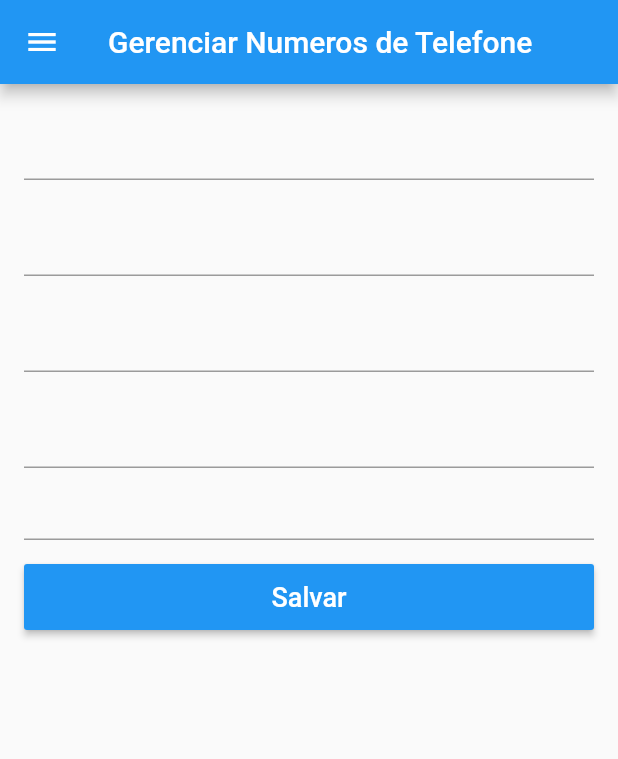
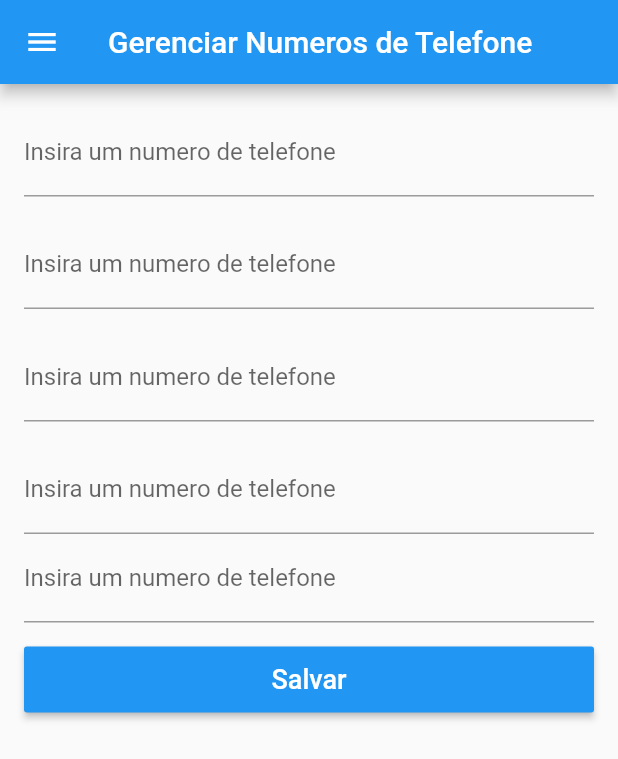
Before and after one commit to Vinicius-d/Flutter, a Flutter app: the CellNumber screen opened directly, after a tap on "Salvar", on a phone screen of 412 x 824 dp. Shown: the top 759 px of the screen. Run offline on Flutter 3.47's test engine with Material 2 defaults, Android fonts, the phone set to English and light mode, and no system bars; our stand-ins replace cloud_firestore, firebase_auth, gradient_app_bar, shared_preferences, sqflite; missing offline and left inert: animator, flutter_sms; accounts and stored records are empty.

Commit message:
correcoes num sos colocando label e validacoes

```diff
--- a/helpme_app/lib/Screens/cellnumber_srceen.dart
+++ b/helpme_app/lib/Screens/cellnumber_srceen.dart
@@ -5,8 +5,12 @@ import 'package:helpme_app/Models/user_model.dart';
 import 'package:helpme_app/Widgets/CustomDrawer.dart';
 import 'package:scoped_model/scoped_model.dart';
 
+import 'home_screen.dart';
+
 class CellNumber extends StatefulWidget {
+
   @override
+
   _CellNumberState createState() => _CellNumberState();
 
 
@@ -22,14 +26,17 @@ class _CellNumberState extends State<CellNumber> {
   final _numberFiveController = TextEditingController();
   FirebaseAuth _auth = FirebaseAuth.instance;
   FirebaseUser firebaseUser;
-
+  String queryN1="";
   Map<String, dynamic> userData = Map();
 
   @override
   Widget build(BuildContext context) {
     final _pageController = PageController();
 
+
+
     return Scaffold(
+
         key: _scaffoldKey,
         appBar: AppBar(
           title: Text("Gerenciar Numeros de Telefone"),
@@ -37,48 +44,57 @@ class _CellNumberState extends State<CellNumber> {
         ),
         drawer: CustomDrawer(_pageController),
         body:
+
         ScopedModelDescendant<UserModel>(builder: (context, child, model) {
           if (model.isLoading)
             return Center(
 
               child: CircularProgressIndicator(),
             );
+
           return Form(
 
             key: _formkey,
+
             child: ListView(
+
 
               padding: EdgeInsets.all(16.0),
               children: <Widget>[
 
-                TextFormField(
 
+
+                TextFormField (
                   controller: _numberOneController,
-                  decoration: InputDecoration(hintText:"${!model.isLoggedIn() ? "": model.userData["numberOne"]}"),
+
+                  //decoration: InputDecoration(hintText:"$queryN1"),
+
+                  decoration: InputDecoration(hintText:"${!model.isLoggedIn() ? "": model.userData["numberOne"]}",labelText: "Insira um numero de telefone"),
 
                 ),
                 SizedBox(height: 16.0),
                 TextFormField(
                   controller: _numberTwoController,
-                  decoration: InputDecoration(hintText: "${!model.isLoggedIn() ? "": model.userData["numberTwo"]}"),
+                  decoration: InputDecoration(hintText: "${!model.isLoggedIn() ? "": model.userData["numberTwo"]}",labelText: "Insira um numero de telefone"),
 
                 ),
                 SizedBox(height: 16.0),
                 TextFormField(
                   controller: _numberThreeController,
-                  decoration: InputDecoration(hintText: "${!model.isLoggedIn() ? "": model.userData["numberThree"]}"),
+                  decoration: InputDecoration(hintText: "${!model.isLoggedIn() ? "": model.userData["numberThree"]}",labelText: "Insira um numero de telefone"),
 
                 ),
                 SizedBox(height: 16.0),
                 TextFormField(
                   controller: _numberFourController,
-                  decoration: InputDecoration(hintText: "${!model.isLoggedIn() ? "": model.userData["numberFour"]}"),
+                  decoration: InputDecoration(hintText: "${!model.isLoggedIn() ? "": model.userData["numberFour"]}",labelText: "Insira um numero de telefone"),
 
 
                 ),
-                TextFormField(
-                  controller: _numberFiveController,
-                  decoration: InputDecoration(hintText: "${!model.isLoggedIn() ? "": model.userData["numberFive"]}"),
+
+                 TextFormField(
+                  controller:  _numberFiveController,
+                  decoration: InputDecoration(hintText: "${!model.isLoggedIn() ? "": model.userData["numberFive"]}",labelText: "Insira um numero de telefone"),
 
                 ),
 
@@ -97,6 +113,10 @@ class _CellNumberState extends State<CellNumber> {
                         .of(context)
                         .primaryColor,
                     onPressed: () {
+                      int cont =0;
+                      setState(() {
+                        cont++;
+                      });
 
                       Map<String, dynamic> userData = {
 
@@ -117,11 +137,7 @@ class _CellNumberState extends State<CellNumber> {
                           numberFive: _numberFiveController.text,
                           onSuccess: _onSuccess,
                           onFail: _onFail);
-                      //model.signUp(
-                      //   userData: userData,
-                      // pass: _passController.text,
-                      //onSuccess: _onSuccess,
-                      //onFail: _onFail);
+
 
                     },
                   ),
@@ -134,14 +150,21 @@ class _CellNumberState extends State<CellNumber> {
   }
 
   void _onSuccess() {
+
     _scaffoldKey.currentState.showSnackBar(
-        SnackBar(content: Text("Numero cadastrado com sucesso"),
-          backgroundColor: Theme
-              .of(context)
-              .primaryColor,
+        SnackBar(content: Text("Numero(s) Adicionado(s) com Sucesso!"),
+          backgroundColor: Colors.green,
           duration: Duration(seconds: 2),
         )
     );
+    Future.delayed(Duration(seconds: 2)).then((_){
+
+      Navigator.push(
+          context,
+          MaterialPageRoute(builder: (context) => HomePage()));
+
+    });
+
   }
     void _onFail() {
       _scaffoldKey.currentState.showSnackBar(
--- a/helpme_app/lib/Screens/singup_screen.dart
+++ b/helpme_app/lib/Screens/singup_screen.dart
@@ -124,6 +124,7 @@ class _SingUpScreenState extends State<SingUpScreen> {
     Future.delayed(Duration(seconds: 2)).then((_){
       MaterialPageRoute(builder: (context) => HomePage());
 
+
     });
 
   }
--- a/helpme_app/lib/Widgets/CustomDrawer.dart
+++ b/helpme_app/lib/Widgets/CustomDrawer.dart
@@ -13,6 +13,7 @@ class CustomDrawer extends StatelessWidget {
 
   @override
   Widget build(BuildContext context) {
+
     Widget _buildDrawerBack() => Container(
       decoration: BoxDecoration(
 
@@ -27,6 +28,7 @@ class CustomDrawer extends StatelessWidget {
       ),
     );
     return Drawer(
+
       child: Stack(
         children: <Widget>[
           ListView(padding: EdgeInsets.zero, children: <Widget>[
@@ -58,7 +60,9 @@ class CustomDrawer extends StatelessWidget {
                           return Column(
                             crossAxisAlignment: CrossAxisAlignment.start,
                             children: <Widget>[
+
                               Text(
+
                                 "Olá, ${!model.isLoggedIn() ? "" : model.userData["name"]}",
                                 style: TextStyle(
                                     fontSize: 18.0, fontWeight: FontWeight.bold),
```
Also changed, not shown: helpme_app/lib/Models/user_model.dart (+30 -38 lines), helpme_app/lib/Screens/home_screen.dart (+34 -16 lines).
